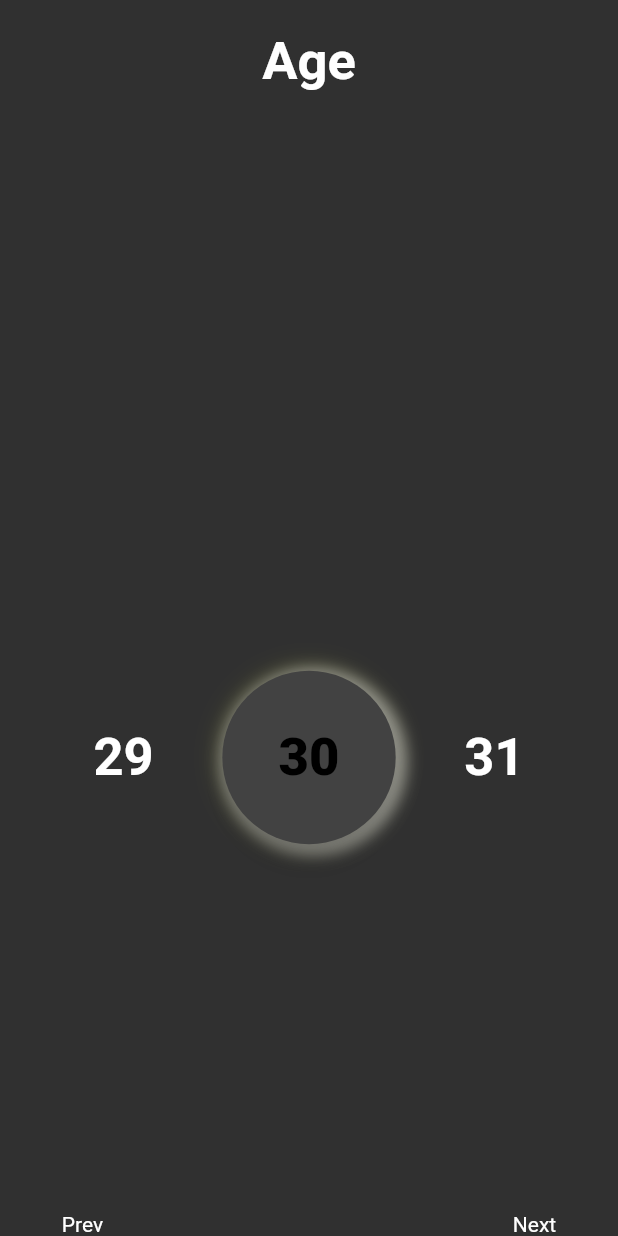
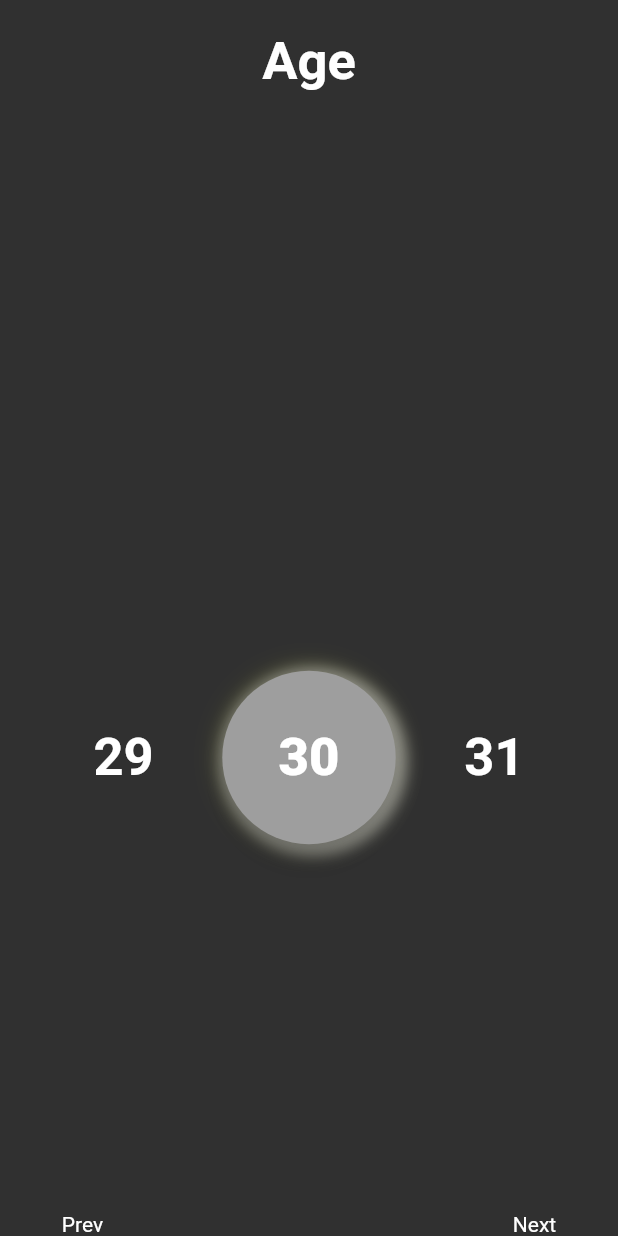
Before and after one commit to marcusmak/IoT-Track-and-trace-system, a Flutter app: the AgeComponent widget shown alone on an empty page, opened directly, on a phone screen of 412 x 824 dp. Run offline on Flutter 3.47's test engine with Material 2 defaults, Android fonts, the phone set to English and light mode, and no system bars; our stand-ins replace animated_text_kit, image_picker, sqflite; missing offline and left inert: flutter_material_pickers, platform_maps_flutter, simple_map; accounts and stored records are empty.

Commit message:
minor change

```diff
--- a/Flutter/vb_v0/lib/HomeComponents/ListTab.dart
+++ b/Flutter/vb_v0/lib/HomeComponents/ListTab.dart
@@ -176,6 +176,7 @@ class ItemContainer extends StatelessWidget {
                               width:MediaQuery.of(context).size.width * 0.5,
 
                               child: item.image!='null' && item.image != null?Image.file(File(item.image) , fit: BoxFit.fill):Center(child:Text("No image")),
+                              // child: item.image!='null' && item.image != null?Image.asset(item.image , fit: BoxFit.fill):Center(child:Text("No image")),
                             ),
                             Text(item.name!=null?item.name:item.className,
 
--- a/Flutter/vb_v0/lib/RegisterPage.dart
+++ b/Flutter/vb_v0/lib/RegisterPage.dart
@@ -109,9 +109,9 @@ class QuestionaireState extends State<Questionaire>{
   void initState() {
     super.initState();
     questions = <Widget>[
-      // AccountRegComponent(userProfile: userProfile, controller: controller),
-      // GenderComponent(userProfile: userProfile, controller: controller),
-      // AgeComponent(userProfile: userProfile, controller: controller),
+      AccountRegComponent(userProfile: userProfile, controller: controller),
+      GenderComponent(userProfile: userProfile, controller: controller),
+      AgeComponent(userProfile: userProfile, controller: controller),
       // JobComponent(),
       MapComponent(userProfile: userProfile, controller: controller),
       // ConfirmationComponent(userProfile: userProfile, controller: controller),
--- a/Flutter/vb_v0/lib/Register_components/AgeComponent.dart
+++ b/Flutter/vb_v0/lib/Register_components/AgeComponent.dart
@@ -158,12 +158,13 @@ class _AgeComponentState extends State<AgeComponent> with AutomaticKeepAliveClie
                                     //   color: Colors.white,
                                     //   shape: BoxShape.circle,
                                     // ),
+                                    color: Colors.grey,
                                     // width: 10,
                                     elevation: 6,
                                     shape: CircleBorder(),
                                     // color: Color.fromARGB((255/5*(i+1)).toInt(), 255, 255, 255),
                                     child: Center(
-                                      child:Text(i.toString(), style: TextStyle(color: Colors.black, fontWeight: FontWeight.w900, fontSize: 35),)
+                                      child:Text(i.toString(), style: TextStyle(color: Colors.white, fontWeight: FontWeight.w900, fontSize: 35),)
                                     ),
 
                                     )
--- a/Flutter/vb_v0/lib/Register_components/GenderComponent.dart
+++ b/Flutter/vb_v0/lib/Register_components/GenderComponent.dart
@@ -81,9 +81,10 @@ class _GenderComponentState extends State with AutomaticKeepAliveClientMixin{
                             height: 150.0,
                             child: Card(
                               elevation: 6,
+                              color: Colors.grey,
                               shape: CircleBorder(),
                               child: Center(
-                                child:Text(index==0?"F":"M", style: TextStyle(color: Colors.black, fontWeight: FontWeight.w700, fontSize: 30),)
+                                child:Text(index==0?"F":"M", style: TextStyle(color: Colors.white, fontWeight: FontWeight.w700, fontSize: 30),)
                               ),
 
                             )
--- a/Flutter/vb_v0/lib/main.dart
+++ b/Flutter/vb_v0/lib/main.dart
@@ -84,7 +84,7 @@ class MyApp extends StatelessWidget {
         // closer together (more dense) than on mobile platforms.
         visualDensity: VisualDensity.adaptivePlatformDensity,
       ),
-      home: ScanPage(),
+      home: HomePage(),
       routes: <String, WidgetBuilder>{
         '/login':(BuildContext context) => LoginPage(),
         '/register' : (BuildContext context) => RegisterPage(),
```
Also changed, not shown: Flutter/vb_v0/lib/ControllerClass/ItemFetcher.dart (+8 -33 lines).
